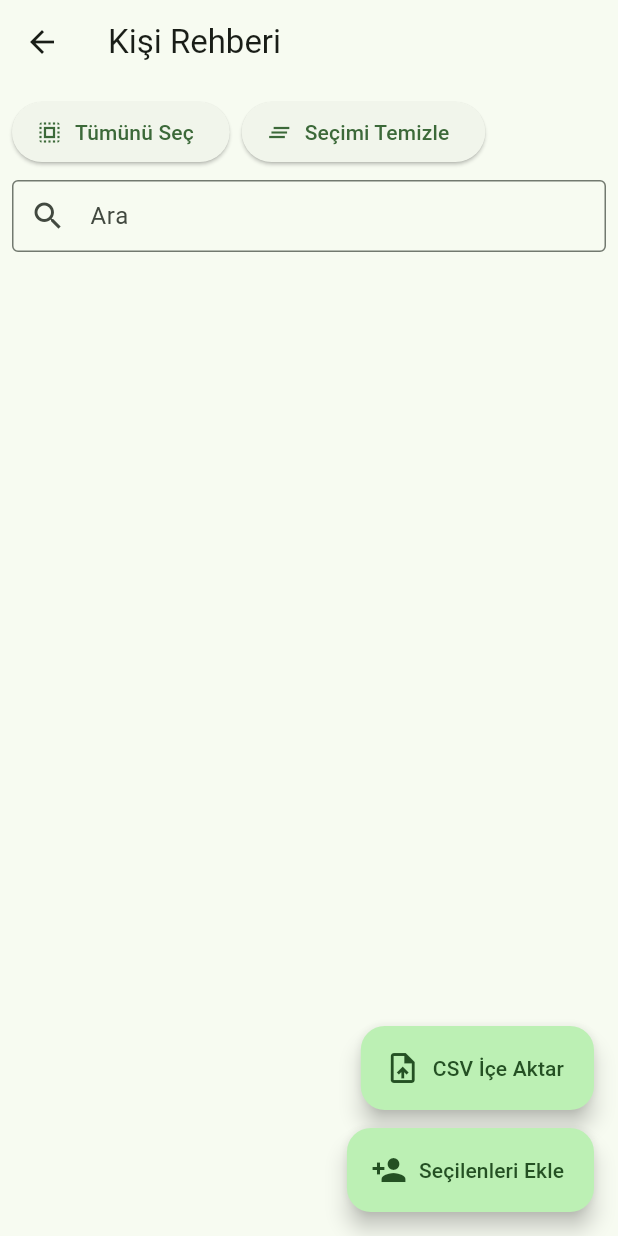
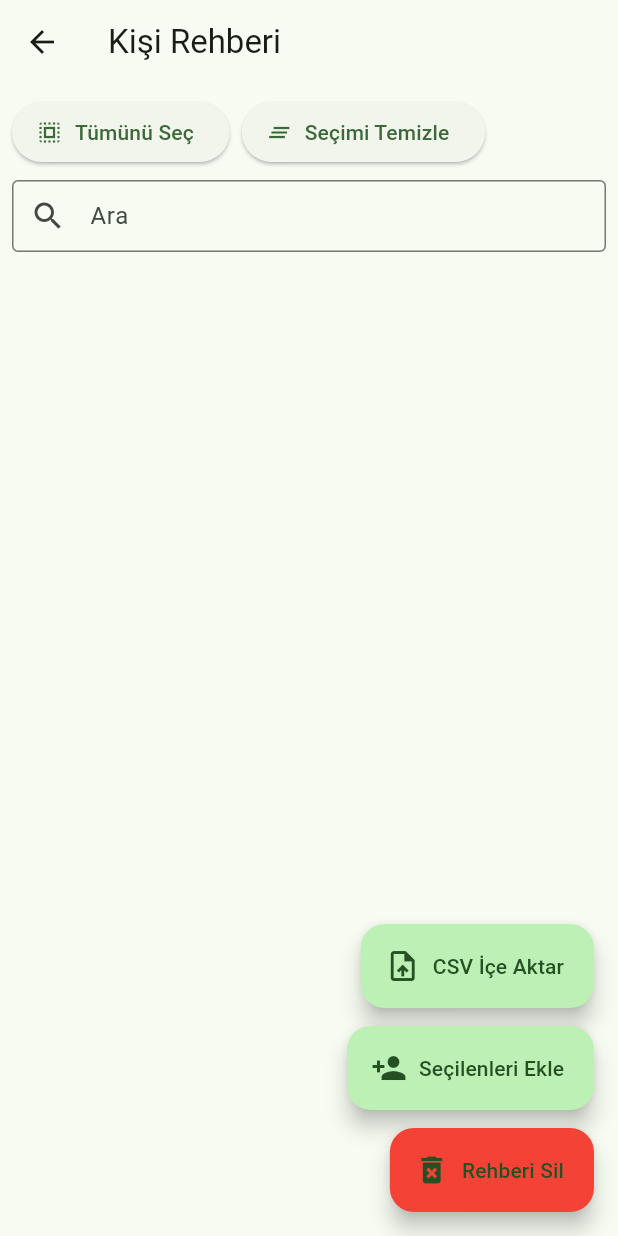
Before and after one commit to TahirAtakanCan/wp_chatBot, a Flutter app: the ContactsScreen screen opened directly, after a tap on "CSV İçe Aktar", on a phone screen of 412 x 824 dp. Run offline on Flutter 3.47's test engine with Material 3 defaults, Android fonts, the phone set to English and light mode, and no system bars; our stand-ins replace file_picker, qr_flutter, shared_preferences; missing offline and left inert: excel; accounts and stored records are empty; network calls fail.

Commit message:
Kişi rehberi yönetimi ve toplu silme özelliği eklendi
contacts_screen.dart:
Rehber ekranına "Rehberi Sil" FloatingActionButton eklendi.
_deleteAllContacts metodu ile tüm rehberin silinmesi ve kullanıcıya onay dialogu gösterilmesi sağlandı.
Silme işlemi sonrası rehber güncelleniyor ve SnackBar ile kullanıcıya bilgi veriliyor.
Hatalı widget/metot tanımlamaları düzeltildi, kod yapısı iyileştirildi.
contact_service.dart:
deleteAllContacts metodu eklendi; backend API üzerinden tüm kişileri silme işlemi gerçekleştiriliyor.

```diff
--- a/lib/config/app_config.dart
+++ b/lib/config/app_config.dart
@@ -2,7 +2,7 @@
 /// [isLocal] = true  → localhost'a bağlanır (geliştirme)
 /// [isLocal] = false → uzak sunucuya bağlanır (canlı)
 class AppConfig {
-  static const bool isLocal = false;
+  static const bool isLocal = true;
 
   static const String _localHost = 'http://127.0.0.1:8080';
   static const String _remoteHost = 'http://94.130.231.165:8080';
--- a/lib/providers/auth_provider.dart
+++ b/lib/providers/auth_provider.dart
@@ -50,6 +50,10 @@ class AuthProvider extends ChangeNotifier {
     await AuthService.logout();
     _currentUser = null;
     _errorMessage = null;
+    // Kişi rehberi provider'ını da temizle
+    // Eğer MessageProvider veya benzeri bir provider kullanıyorsan:
+    // MessageProvider().phoneController.clear();
+    // MessageProvider()._phoneNumbers = [];
     notifyListeners();
   }
 }
--- a/lib/screens/contacts_screen.dart
+++ b/lib/screens/contacts_screen.dart
@@ -55,16 +55,39 @@ class _ContactsScreenState extends State<ContactsScreen> {
   }
 
   Future<void> _importCsv() async {
-    final result = await FilePicker.platform.pickFiles(type: FileType.custom, allowedExtensions: ['csv']);
+    final result = await FilePicker.platform.pickFiles(
+      type: FileType.custom,
+      allowedExtensions: ['csv']
+    );
     if (result != null && result.files.single.path != null) {
-      final file = File(result.files.single.path!);
-      final csvContent = await file.readAsString();
-      final success = await _contactService.importContacts(csvContent);
-      if (success) {
-        await _fetchContacts();
-        ScaffoldMessenger.of(context).showSnackBar(SnackBar(content: Text('CSV başarıyla içe aktarıldı.')));
-      } else {
-        ScaffoldMessenger.of(context).showSnackBar(SnackBar(content: Text('CSV içe aktarılamadı.')));
+      final filePath = result.files.single.path!;
+      final file = File(filePath);
+      try {
+        final csvContent = await file.readAsString();
+        final success = await _contactService.importContacts(csvContent);
+        // Dosyayı sil (başarılı olsun ya da olmasın)
+        try {
+          if (await file.exists()) {
+            await file.delete();
+          }
+        } catch (e) {
+          // Silme hatası kritik değil, devam et
+          debugPrint('Dosya silinemedi: $e');
+        }
+        if (success) {
+          await _fetchContacts();
+          ScaffoldMessenger.of(context).showSnackBar(
+            SnackBar(content: Text('CSV başarıyla içe aktarıldı.'))
+          );
+        } else {
+          ScaffoldMessenger.of(context).showSnackBar(
+            SnackBar(content: Text('CSV içe aktarılamadı.'))
+          );
+        }
+      } catch (e) {
+        ScaffoldMessenger.of(context).showSnackBar(
+          SnackBar(content: Text('Dosya okunamadı: $e'))
+        );
       }
     }
   }
@@ -110,6 +133,33 @@ class _ContactsScreenState extends State<ContactsScreen> {
       .map((c) => (c.name.isNotEmpty ? '${c.name} - ${c.phone}' : c.phone))
       .toList();
     Navigator.pop(context, selectedContacts);
+  }
+
+  Future<void> _deleteAllContacts() async {
+    final confirmed = await showDialog<bool>(
+      context: context,
+      builder: (ctx) => AlertDialog(
+        title: Text('Tüm rehber silinecek'),
+        content: Text('Bu işlem geri alınamaz. Emin misiniz?'),
+        actions: [
+          TextButton(onPressed: () => Navigator.pop(ctx, false), child: Text('İptal')),
+          TextButton(onPressed: () => Navigator.pop(ctx, true), child: Text('Sil')),
+        ],
+      ),
+    );
+    if (confirmed == true) {
+      final success = await _contactService.deleteAllContacts();
+      if (success) {
+        await _fetchContacts();
+        ScaffoldMessenger.of(context).showSnackBar(
+          SnackBar(content: Text('Tüm rehber başarıyla silindi.')),
+        );
+      } else {
+        ScaffoldMessenger.of(context).showSnackBar(
+          SnackBar(content: Text('Rehber silinemedi.')),
+        );
+      }
+    }
   }
 
   @override
@@ -198,6 +248,14 @@ class _ContactsScreenState extends State<ContactsScreen> {
             label: Text('Seçilenleri Ekle'),
             onPressed: _onAddSelected,
           ),
+          SizedBox(height: 12),
+          FloatingActionButton.extended(
+            heroTag: 'deleteAll',
+            backgroundColor: Colors.red,
+            icon: Icon(Icons.delete_forever),
+            label: Text('Rehberi Sil'),
+            onPressed: _deleteAllContacts,
+          ),
         ],
       ),
     );
```
Also changed, not shown: lib/providers/message_provider.dart (+19 -0 lines), lib/services/contact_service.dart (+11 -0 lines).
